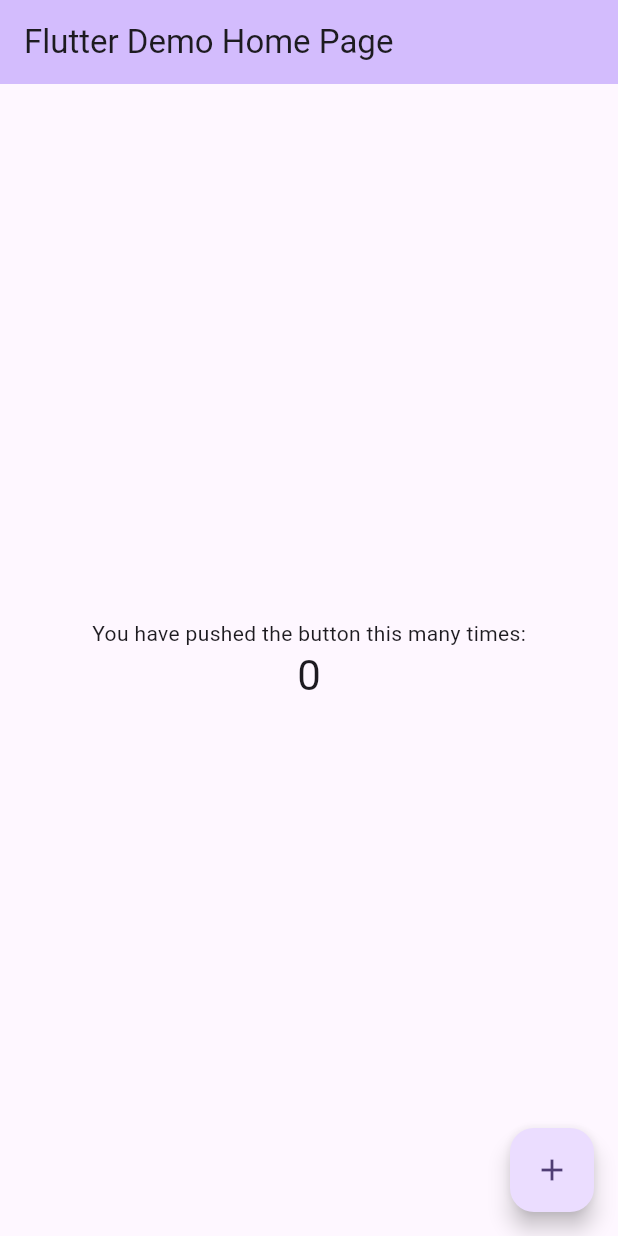
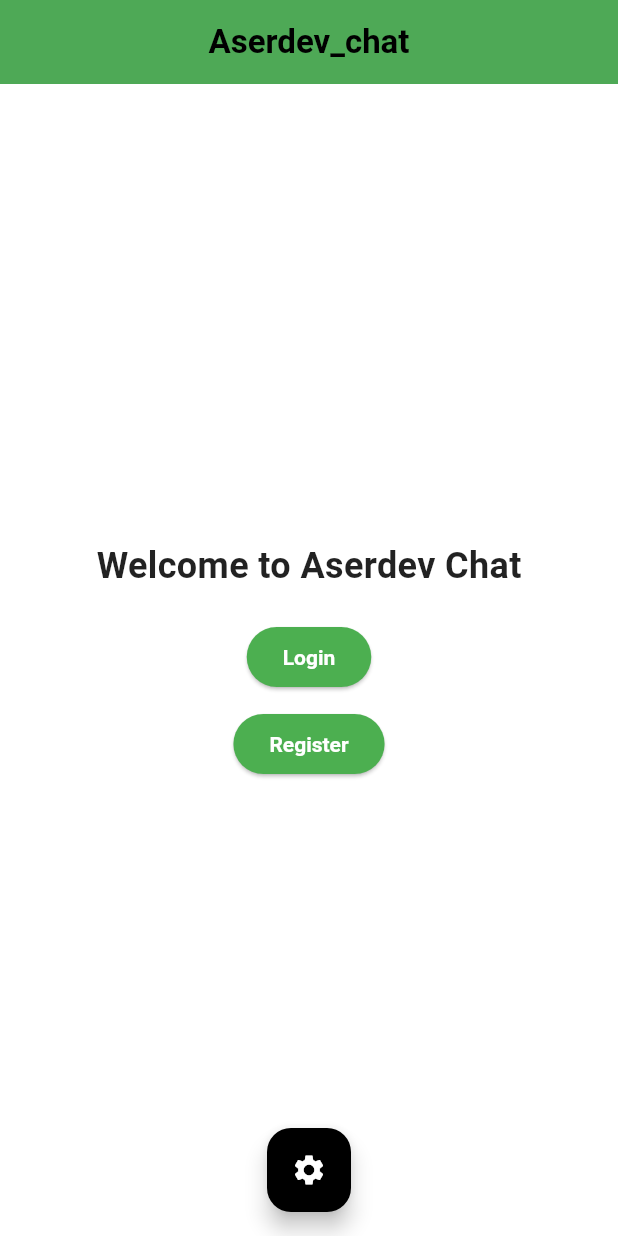
Before and after one commit to aserdev-yt/aserdev_chat, a Flutter app: the screen it shows after launch, on a phone screen of 412 x 824 dp. Run offline on Flutter 3.47's test engine with Material 3 defaults, Android fonts, the phone set to English and light mode, and no system bars.

Commit message:
new file:   .vscode/settings.json 	modified:   lib/main.dart 	new file:   lib/pages/loginpage.dart 	new file:   lib/themes/dark_mode.dart 	new file:   lib/themes/light_mode.dart 	modified:   pubspec.lock 	modified:   pubspec.yaml 	deleted:    test/widget_test.dart

```diff
--- a/lib/main.dart
+++ b/lib/main.dart
@@ -1,122 +1,34 @@
 import 'package:flutter/material.dart';
+import 'themes/light_mode.dart';
+import 'themes/dark_mode.dart';
+import 'pages/loginpage.dart';
 
 void main() {
   runApp(const MyApp());
 }
-//eaa
-class MyApp extends StatelessWidget {
+
+class MyApp extends StatefulWidget {
   const MyApp({super.key});
 
-  // This widget is the root of your application.
   @override
-  Widget build(BuildContext context) {
-    return MaterialApp(
-      title: 'Flutter Demo',
-      theme: ThemeData(
-        // This is the theme of your application.
-        //
-        // TRY THIS: Try running your application with "flutter run". You'll see
-        // the application has a purple toolbar. Then, without quitting the app,
-        // try changing the seedColor in the colorScheme below to Colors.green
-        // and then invoke "hot reload" (save your changes or press the "hot
-        // reload" button in a Flutter-supported IDE, or press "r" if you used
-        // the command line to start the app).
-        //
-        // Notice that the counter didn't reset back to zero; the application
-        // state is not lost during the reload. To reset the state, use hot
-        // restart instead.
-        //
-        // This works for code too, not just values: Most code changes can be
-        // tested with just a hot reload.
-        colorScheme: ColorScheme.fromSeed(seedColor: Colors.deepPurple),
-      ),
-      home: const MyHomePage(title: 'Flutter Demo Home Page'),
-    );
-  }
+  State<MyApp> createState() => _MyAppState();
 }
 
-class MyHomePage extends StatefulWidget {
-  const MyHomePage({super.key, required this.title});
+class _MyAppState extends State<MyApp> {
+  ThemeData _themeData = lightTheme;
 
-  // This widget is the home page of your application. It is stateful, meaning
-  // that it has a State object (defined below) that contains fields that affect
-  // how it looks.
-
-  // This class is the configuration for the state. It holds the values (in this
-  // case the title) provided by the parent (in this case the App widget) and
-  // used by the build method of the State. Fields in a Widget subclass are
-  // always marked "final".
-
-  final String title;
-
-  @override
-  State<MyHomePage> createState() => _MyHomePageState();
-}
-
-class _MyHomePageState extends State<MyHomePage> {
-  int _counter = 0;
-
-  void _incrementCounter() {
+  void setTheme(ThemeData theme) {
     setState(() {
-      // This call to setState tells the Flutter framework that something has
-      // changed in this State, which causes it to rerun the build method below
-      // so that the display can reflect the updated values. If we changed
-      // _counter without calling setState(), then the build method would not be
-      // called again, and so nothing would appear to happen.
-      _counter++;
+      _themeData = theme;
     });
   }
 
   @override
   Widget build(BuildContext context) {
-    // This method is rerun every time setState is called, for instance as done
-    // by the _incrementCounter method above.
-    //
-    // The Flutter framework has been optimized to make rerunning build methods
-    // fast, so that you can just rebuild anything that needs updating rather
-    // than having to individually change instances of widgets.
-    return Scaffold(
-      appBar: AppBar(
-        // TRY THIS: Try changing the color here to a specific color (to
-        // Colors.amber, perhaps?) and trigger a hot reload to see the AppBar
-        // change color while the other colors stay the same.
-        backgroundColor: Theme.of(context).colorScheme.inversePrimary,
-        // Here we take the value from the MyHomePage object that was created by
-        // the App.build method, and use it to set our appbar title.
-        title: Text(widget.title),
-      ),
-      body: Center(
-        // Center is a layout widget. It takes a single child and positions it
-        // in the middle of the parent.
-        child: Column(
-          // Column is also a layout widget. It takes a list of children and
-          // arranges them vertically. By default, it sizes itself to fit its
-          // children horizontally, and tries to be as tall as its parent.
-          //
-          // Column has various properties to control how it sizes itself and
-          // how it positions its children. Here we use mainAxisAlignment to
-          // center the children vertically; the main axis here is the vertical
-          // axis because Columns are vertical (the cross axis would be
-          // horizontal).
-          //
-          // TRY THIS: Invoke "debug painting" (choose the "Toggle Debug Paint"
-          // action in the IDE, or press "p" in the console), to see the
-          // wireframe for each widget.
-          mainAxisAlignment: MainAxisAlignment.center,
-          children: <Widget>[
-            const Text('You have pushed the button this many times:'),
-            Text(
-              '$_counter',
-              style: Theme.of(context).textTheme.headlineMedium,
-            ),
-          ],
-        ),
-      ),
-      floatingActionButton: FloatingActionButton(
-        onPressed: _incrementCounter,
-        tooltip: 'Increment',
-        child: const Icon(Icons.add),
-      ), // This trailing comma makes auto-formatting nicer for build methods.
+    return MaterialApp(
+      debugShowCheckedModeBanner: false,
+      theme: _themeData,
+      home: LoginPage(onThemeChanged: setTheme),
     );
   }
 }
--- /dev/null
+++ b/lib/pages/loginpage.dart
@@ -0,0 +1,80 @@
+import 'package:aserdev_chat/themes/light_mode.dart';
+import 'package:flutter/material.dart';
+import 'package:aserdev_chat/themes/dark_mode.dart';
+class LoginPage extends StatelessWidget {
+  final void Function(ThemeData) onThemeChanged;
+  const LoginPage({super.key, required this.onThemeChanged});
+
+  @override
+  Widget build(BuildContext context) {
+    return Scaffold(
+      appBar: AppBar(
+        backgroundColor: lightTheme.appBarTheme.backgroundColor,
+        title: Text('Aserdev_chat', style: lightTheme.textTheme.titleLarge),
+        centerTitle: true,
+      ),
+      body: Center(
+        child: Column(
+          mainAxisAlignment: MainAxisAlignment.center,
+          children: [
+            Text(
+              'Welcome to Aserdev Chat',
+              style: TextStyle(fontSize: 24, fontWeight: FontWeight.bold),
+            ),
+            SizedBox(height: 20),
+            ElevatedButton(
+              onPressed: () {
+                // Add your login logic here
+              },
+              child: Text('Login'),
+            ),
+            SizedBox(height: 10),
+            ElevatedButton(
+              onPressed: () {
+                // Add your registration logic here
+              },
+              child: Text('Register'),
+            ),
+          ],
+        ),
+      ),
+      floatingActionButton: FloatingActionButton(
+        onPressed: () {
+          showDialog(
+            context: context,
+            builder: (context) => AlertDialog(
+              title: Text('Settings'),
+              content: Text('Choose a theme:'),
+              actions: [
+                TextButton(
+                  onPressed: () {
+                    onThemeChanged(lightTheme); // Switch to light theme
+                    Navigator.of(context).pop();
+                  },
+                  child: Text('Light mode'),
+                ),
+                TextButton(
+                  onPressed: () {
+                    onThemeChanged(darkTheme); // Switch to dark theme
+                    Navigator.of(context).pop();
+                  },
+                  child: Text('Dark mode'),
+                ),
+                TextButton(
+                  onPressed: () {
+                    Navigator.of(context).pop();
+                  },
+                  child: Text('Cancel'),
+                ),
+              ],
+            ),
+          );
+        },
+        child: Icon(Icons.settings),
+        tooltip: 'Settings',
+        backgroundColor: Color.fromARGB(255, 0, 0, 0),
+      ),
+      floatingActionButtonLocation: FloatingActionButtonLocation.centerFloat,
+    );
+  }
+}
--- /dev/null
+++ b/lib/themes/dark_mode.dart
@@ -0,0 +1,29 @@
+import 'package:flutter/material.dart';
+
+final ThemeData darkTheme = ThemeData(
+  brightness: Brightness.dark,
+  primaryColor: Colors.green,
+  scaffoldBackgroundColor: Colors.black,
+  appBarTheme: const AppBarTheme(
+    backgroundColor: Colors.green,
+    foregroundColor: Colors.white,
+    centerTitle: true,
+    elevation: 2,
+  ),
+  floatingActionButtonTheme: const FloatingActionButtonThemeData(
+    backgroundColor: Colors.green,
+    foregroundColor: Colors.white,
+  ),
+  elevatedButtonTheme: ElevatedButtonThemeData(
+    style: ElevatedButton.styleFrom(
+      backgroundColor: Colors.green,
+      foregroundColor: Colors.white,
+      textStyle: const TextStyle(fontWeight: FontWeight.bold),
+    ),
+  ),
+  textTheme: const TextTheme(
+    bodyLarge: TextStyle(color: Colors.white, fontSize: 18),
+    bodyMedium: TextStyle(color: Colors.white70),
+    titleLarge: TextStyle(color: Colors.white, fontWeight: FontWeight.bold),
+  ),
+);
--- /dev/null
+++ b/lib/themes/light_mode.dart
@@ -0,0 +1,29 @@
+import 'package:flutter/material.dart';
+
+final ThemeData lightTheme = ThemeData(
+  brightness: Brightness.light,
+  primaryColor: Colors.green,
+  scaffoldBackgroundColor: Colors.white,
+  appBarTheme: const AppBarTheme(
+    backgroundColor: Colors.green,
+    foregroundColor: Colors.white,
+    centerTitle: true,
+    elevation: 2,
+  ),
+  floatingActionButtonTheme: const FloatingActionButtonThemeData(
+    backgroundColor: Colors.green,
+    foregroundColor: Colors.white,
+  ),
+  elevatedButtonTheme: ElevatedButtonThemeData(
+    style: ElevatedButton.styleFrom(
+      backgroundColor: Colors.green,
+      foregroundColor: Colors.white,
+      textStyle: const TextStyle(fontWeight: FontWeight.bold),
+    ),
+  ),
+  textTheme: const TextTheme(
+    bodyLarge: TextStyle(color: Colors.black, fontSize: 18),
+    bodyMedium: TextStyle(color: Colors.black87),
+    titleLarge: TextStyle(color: Colors.black, fontWeight: FontWeight.bold),
+  ),
+);
--- a/pubspec.yaml
+++ b/pubspec.yaml
@@ -1,3 +1,4 @@
+
 name: aserdev_chat
 description: "A new Flutter project."
 # The following line prevents the package from being accidentally published to
@@ -34,6 +35,7 @@ dependencies:
   # The following adds the Cupertino Icons font to your application.
   # Use with the CupertinoIcons class for iOS style icons.
   cupertino_icons: ^1.0.8
+  intro: ^1.2.4
 
 dev_dependencies:
   flutter_test:
```
Also changed, not shown: pubspec.lock, 1 other file.
